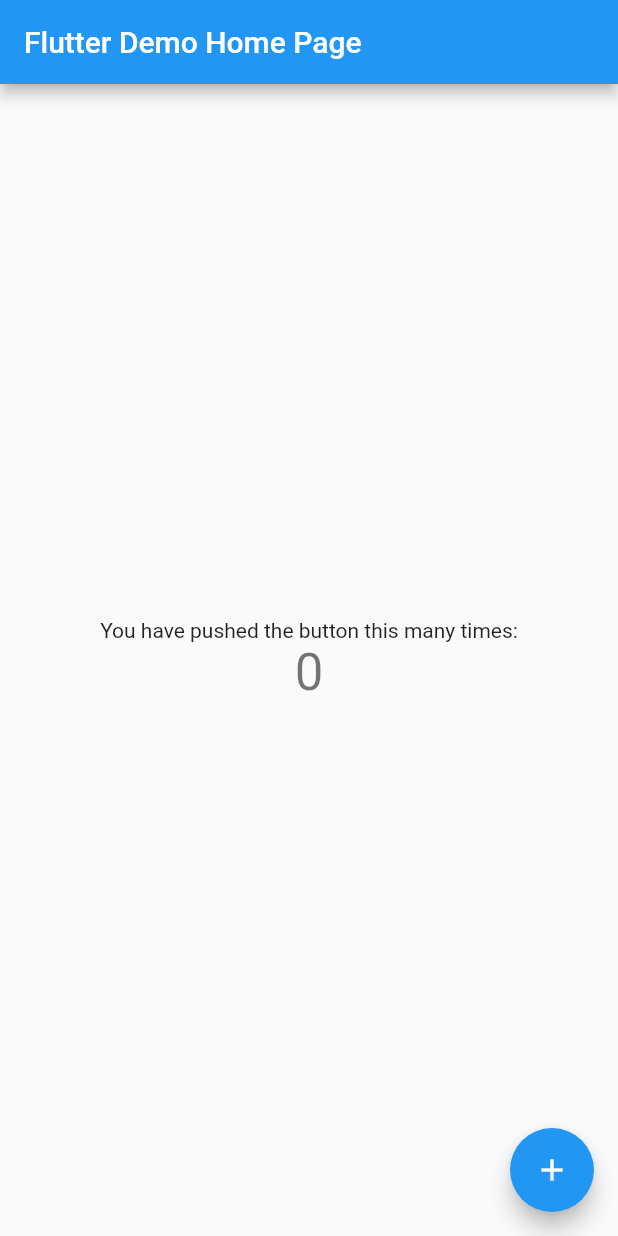
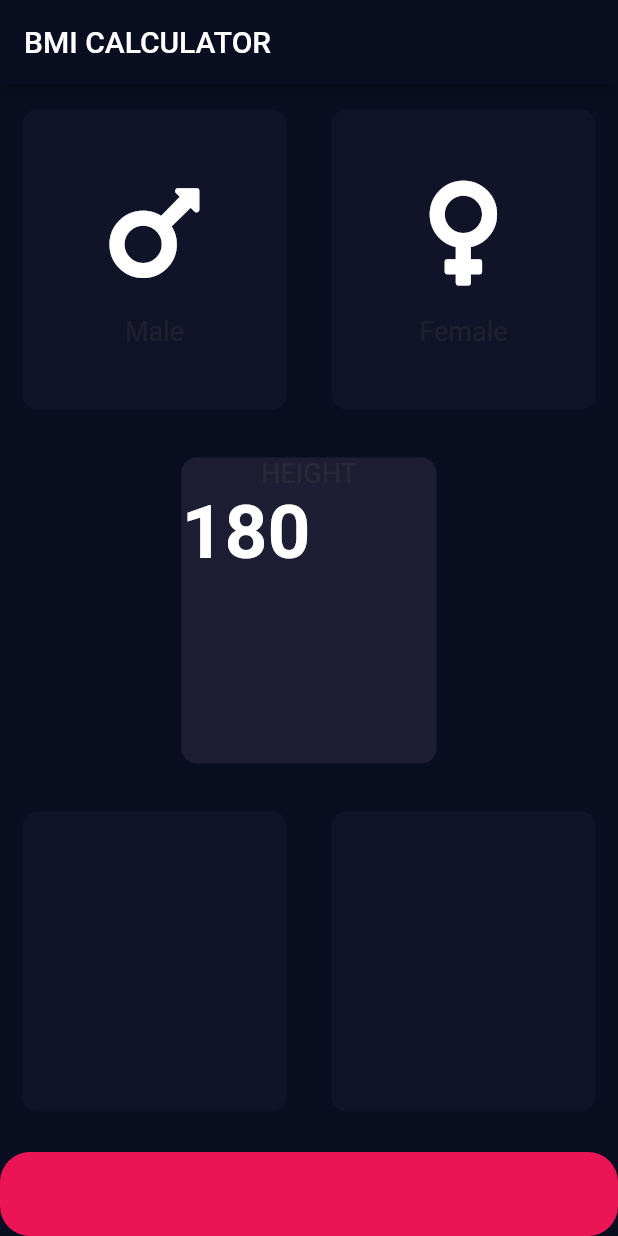
Before and after one commit to srivaayush/FlutterCourseByAngelaAU, a Flutter app: the screen it shows after launch, on a phone screen of 412 x 824 dp. Run offline on Flutter 3.47's test engine with Material 2 defaults, Android fonts, the phone set to English and light mode, and no system bars; our stand-ins replace audioplayers, font_awesome_flutter, rflutter_alert, visibility_detector.

```diff
--- /dev/null
+++ b/CourseProjects/bmi_calci/lib/constants.dart
@@ -0,0 +1,12 @@
+import 'package:flutter/material.dart';
+
+const  klabelStyle=TextStyle(
+          fontSize: 18.0,
+          color: Color(0xFF8de98),
+        );
+
+
+
+const Color kactiveCardColor = Color(0xff1d1e33);
+const Color kinactiveCardColor = Color(0xff111328);
+const Color kbottomContainerColor = Color(0xffeb1555);
--- /dev/null
+++ b/CourseProjects/bmi_calci/lib/icon_content.dart
@@ -0,0 +1,33 @@
+import 'package:bmi_calci/constants.dart';
+import 'package:flutter/material.dart';
+
+
+
+class IconContents extends StatelessWidget {
+  IconContents({@required this.icon, @required this.label});
+  final IconData icon;
+  final String label;
+
+
+  @override
+  Widget build(BuildContext context) {
+    return Column(
+      mainAxisAlignment: MainAxisAlignment.center,
+      children: <Widget>[
+        Icon(
+          icon,
+          size: 80,
+        ),
+        SizedBox(
+          height: 15,
+        ),
+        Text(
+          label,
+          style: klabelStyle,
+        ),
+      ],
+    );
+  }
+
+
+}
--- /dev/null
+++ b/CourseProjects/bmi_calci/lib/input_page.dart
@@ -0,0 +1,122 @@
+import 'package:bmi_calci/constants.dart';
+import 'package:bmi_calci/icon_content.dart';
+import 'package:bmi_calci/reusable_card.dart';
+import 'package:flutter/material.dart';
+import 'package:font_awesome_flutter/font_awesome_flutter.dart';
+
+enum Gender {
+  male,
+  female,
+}
+
+class InputPage extends StatefulWidget {
+  @override
+  _InputPageState createState() => _InputPageState();
+}
+
+class _InputPageState extends State<InputPage> {
+  Color maleCardColor = kinactiveCardColor;
+  Color femaleCardColor = kinactiveCardColor;
+  Gender selectedgender;
+
+  @override
+  Widget build(BuildContext context) {
+    return Scaffold(
+      appBar: AppBar(
+        title: Text('BMI CALCULATOR'),
+      ),
+      body: Column(
+        children: <Widget>[
+          Expanded(
+            child: Row(
+              children: <Widget>[
+                Expanded(
+                  child: ReusableCard(
+                    onPress: () {
+                      setState(() {
+                        selectedgender = Gender.male;
+                      });
+                    },
+                    col: (selectedgender == Gender.male)
+                        ? kactiveCardColor
+                        : kinactiveCardColor,
+                    cardChild: IconContents(
+                        icon: FontAwesomeIcons.mars, label: 'Male'),
+                  ),
+                ),
+                Expanded(
+                  child: ReusableCard(
+                    onPress: () {
+                      setState(() {
+                        selectedgender = Gender.female;
+                      });
+                    },
+                    col: (selectedgender == Gender.female)
+                        ? kactiveCardColor
+                        : kinactiveCardColor,
+                    cardChild: IconContents(
+                        icon: FontAwesomeIcons.venus, label: 'Female'),
+                  ),
+                ),
+              ],
+            ),
+          ),
+          Expanded(
+            child: ReusableCard(
+              col: kactiveCardColor,
+            cardChild: Column(
+              children: <Widget>[
+
+                Text('HEIGHT',
+                style: klabelStyle,),
+
+                Row(
+                  children: <Widget>[
+                    Text(
+                      '180',
+                      style: TextStyle(
+                        fontSize: 50,
+                        fontWeight: FontWeight.bold,
+                      ),
+
+                    ),
+                  ],
+                )
+
+
+
+
+              ],
+            ),),
+
+          ),
+          Expanded(
+            child: Row(
+              children: <Widget>[
+                Expanded(
+                  child: ReusableCard(
+                    col: kinactiveCardColor,
+                  ),
+                ),
+                Expanded(
+                  child: ReusableCard(
+                    col: kinactiveCardColor,
+                  ),
+                ),
+              ],
+            ),
+          ),
+          Container(
+            margin: EdgeInsets.only(top: 10),
+            width: double.infinity,
+            height: kBottomNavigationBarHeight,
+            decoration: BoxDecoration(
+              borderRadius: BorderRadius.circular(20.0),
+              color: kbottomContainerColor,
+            ),
+          ),
+        ],
+      ),
+    );
+  }
+}
--- a/CourseProjects/bmi_calci/lib/main.dart
+++ b/CourseProjects/bmi_calci/lib/main.dart
@@ -1,113 +1,17 @@
+import 'package:bmi_calci/input_page.dart';
 import 'package:flutter/material.dart';
 
-void main() {
-  runApp(MyApp());
-}
+void main() => runApp(BMICalculator());
 
-class MyApp extends StatelessWidget {
-  // This widget is the root of your application.
+class BMICalculator extends StatelessWidget {
   @override
   Widget build(BuildContext context) {
     return MaterialApp(
-      title: 'Flutter Demo',
-      theme: ThemeData(
-        // This is the theme of your application.
-        //
-        // Try running your application with "flutter run". You'll see the
-        // application has a blue toolbar. Then, without quitting the app, try
-        // changing the primarySwatch below to Colors.green and then invoke
-        // "hot reload" (press "r" in the console where you ran "flutter run",
-        // or simply save your changes to "hot reload" in a Flutter IDE).
-        // Notice that the counter didn't reset back to zero; the application
-        // is not restarted.
-        primarySwatch: Colors.blue,
+      theme: ThemeData.dark().copyWith(
+        primaryColor: Color(0xFF0A0E21),
+        scaffoldBackgroundColor: Color(0xFF0A0E21),
       ),
-      home: MyHomePage(title: 'Flutter Demo Home Page'),
+      home: InputPage(),
     );
   }
 }
-
-class MyHomePage extends StatefulWidget {
-  MyHomePage({Key key, this.title}) : super(key: key);
-
-  // This widget is the home page of your application. It is stateful, meaning
-  // that it has a State object (defined below) that contains fields that affect
-  // how it looks.
-
-  // This class is the configuration for the state. It holds the values (in this
-  // case the title) provided by the parent (in this case the App widget) and
-  // used by the build method of the State. Fields in a Widget subclass are
-  // always marked "final".
-
-  final String title;
-
-  @override
-  _MyHomePageState createState() => _MyHomePageState();
-}
-
-class _MyHomePageState extends State<MyHomePage> {
-  int _counter = 0;
-
-  void _incrementCounter() {
-    setState(() {
-      // This call to setState tells the Flutter framework that something has
-      // changed in this State, which causes it to rerun the build method below
-      // so that the display can reflect the updated values. If we changed
-      // _counter without calling setState(), then the build method would not be
-      // called again, and so nothing would appear to happen.
-      _counter++;
-    });
-  }
-
-  @override
-  Widget build(BuildContext context) {
-    // This method is rerun every time setState is called, for instance as done
-    // by the _incrementCounter method above.
-    //
-    // The Flutter framework has been optimized to make rerunning build methods
-    // fast, so that you can just rebuild anything that needs updating rather
-    // than having to individually change instances of widgets.
-    return Scaffold(
-      appBar: AppBar(
-        // Here we take the value from the MyHomePage object that was created by
-        // the App.build method, and use it to set our appbar title.
-        title: Text(widget.title),
-      ),
-      body: Center(
-        // Center is a layout widget. It takes a single child and positions it
-        // in the middle of the parent.
-        child: Column(
-          // Column is also a layout widget. It takes a list of children and
-          // arranges them vertically. By default, it sizes itself to fit its
-          // children horizontally, and tries to be as tall as its parent.
-          //
-          // Invoke "debug painting" (press "p" in the console, choose the
-          // "Toggle Debug Paint" action from the Flutter Inspector in Android
-          // Studio, or the "Toggle Debug Paint" command in Visual Studio Code)
-          // to see the wireframe for each widget.
-          //
-          // Column has various properties to control how it sizes itself and
-          // how it positions its children. Here we use mainAxisAlignment to
-          // center the children vertically; the main axis here is the vertical
-          // axis because Columns are vertical (the cross axis would be
-          // horizontal).
-          mainAxisAlignment: MainAxisAlignment.center,
-          children: <Widget>[
-            Text(
-              'You have pushed the button this many times:',
-            ),
-            Text(
-              '$_counter',
-              style: Theme.of(context).textTheme.headline4,
-            ),
-          ],
-        ),
-      ),
-      floatingActionButton: FloatingActionButton(
-        onPressed: _incrementCounter,
-        tooltip: 'Increment',
-        child: Icon(Icons.add),
-      ), // This trailing comma makes auto-formatting nicer for build methods.
-    );
-  }
-}
--- /dev/null
+++ b/CourseProjects/bmi_calci/lib/reusable_card.dart
@@ -0,0 +1,27 @@
+import 'package:flutter/material.dart';
+
+class ReusableCard extends StatelessWidget {
+  ReusableCard({@required this.col, this.cardChild, this.onPress});
+  final Color col;
+  final Widget cardChild;
+  final Function onPress;
+
+  @override
+  Widget build(BuildContext context) {
+    return GestureDetector(
+      child: GestureDetector(
+        onTap: onPress,
+        child: Container(
+          child: cardChild,
+          margin: EdgeInsets.all(15),
+          height: 200,
+          width: 170,
+          decoration: BoxDecoration(
+            borderRadius: BorderRadius.circular(10.0),
+            color: col,
+          ),
+        ),
+      ),
+    );
+  }
+}
--- a/CourseProjects/bmi_calci/pubspec.yaml
+++ b/CourseProjects/bmi_calci/pubspec.yaml
@@ -3,7 +3,7 @@
 
 # The following line prevents the package from being accidentally published to
 # pub.dev using `pub publish`. This is preferred for private packages.
-publish_to: 'none' # Remove this line if you wish to publish to pub.dev
+publish_to: "none" # Remove this line if you wish to publish to pub.dev
 
 # The following defines the version and build number for your application.
 # A version number is three numbers separated by dots, like 1.2.43
@@ -24,10 +24,10 @@
   flutter:
     sdk: flutter
 
-
   # The following adds the Cupertino Icons font to your application.
   # Use with the CupertinoIcons class for iOS style icons.
   cupertino_icons: ^1.0.2
+  font_awesome_flutter:
 
 dev_dependencies:
   flutter_test:
@@ -38,7 +38,6 @@
 
 # The following section is specific to Flutter.
 flutter:
-
   # The following line ensures that the Material Icons font is
   # included with your application, so that you can use the icons in
   # the material Icons class.
```
Also changed, not shown: CourseProjects/bmi_calci/pubspec.lock, 1 other file.
